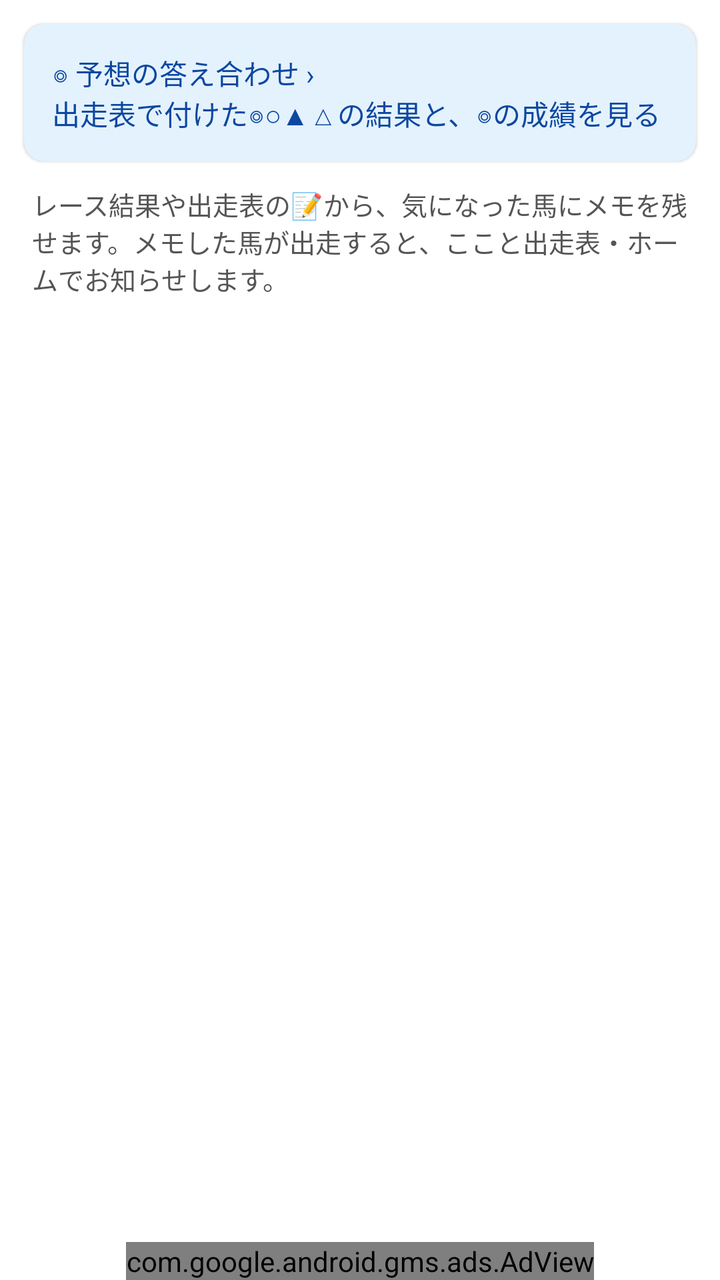
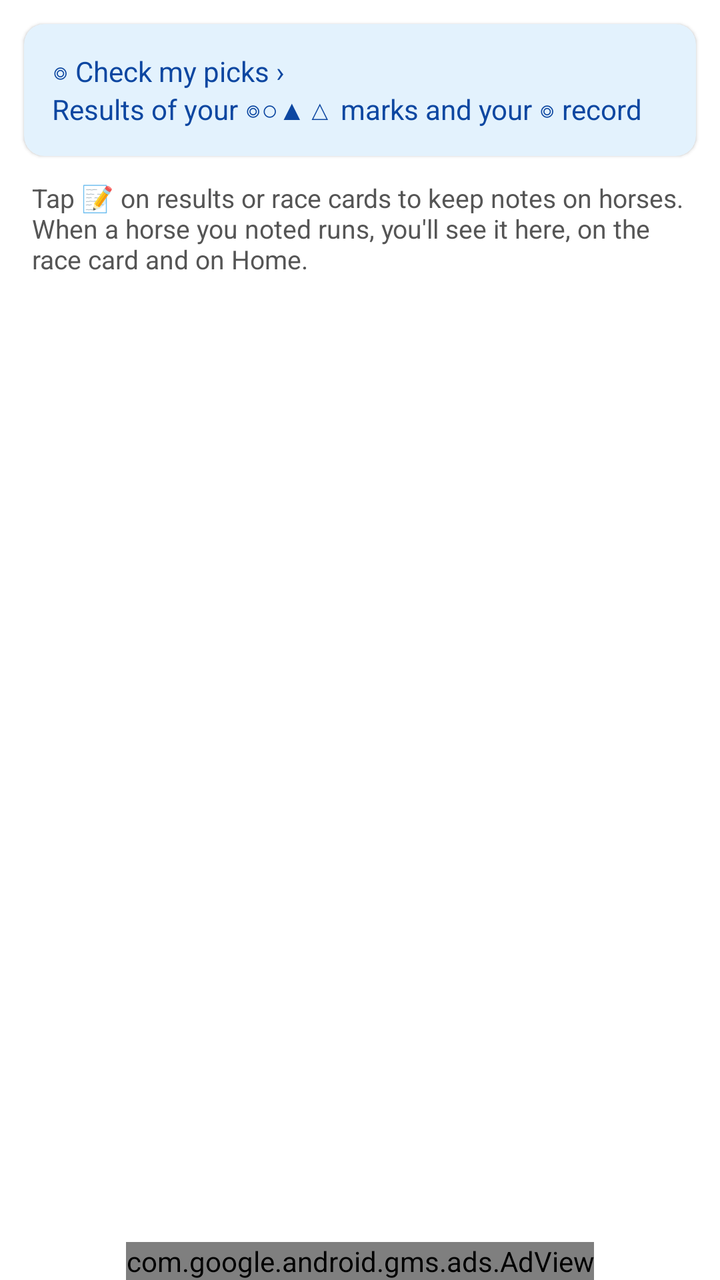

Screens rendered from an Android XML layout before and after an edit, with the pre-edit source and the edit as a unified diff.
<!-- AndroidManifest.xml: application theme Theme.MyApplication -->
<!-- res/layout/fragment_horse_memos.xml -->
<?xml version="1.0" encoding="utf-8"?>
<LinearLayout xmlns:android="http://schemas.android.com/apk/res/android"
    xmlns:app="http://schemas.android.com/apk/res-auto"
    xmlns:tools="http://schemas.android.com/tools"
    android:layout_width="match_parent"
    android:layout_height="match_parent"
    android:orientation="vertical"
    tools:context="com.tktkcompany.kakoRaceKeiba.ui.horsememo.HorseMemoListFragment">

    
    <com.google.android.material.card.MaterialCardView
        android:id="@+id/card_open_predictions"
        android:layout_width="match_parent"
        android:layout_height="wrap_content"
        android:layout_marginHorizontal="12dp"
        android:layout_marginTop="12dp"
        android:clickable="true"
        android:focusable="true"
        app:cardBackgroundColor="#E3F2FD"
        app:cardCornerRadius="10dp"
        app:cardElevation="1dp">

        <TextView
            android:layout_width="match_parent"
            android:layout_height="wrap_content"
            android:padding="14dp"
            android:text="◎ 予想の答え合わせ ›\n出走表で付けた◎○▲△の結果と、◎の成績を見る"
            android:textColor="#0D47A1"
            android:textSize="14sp" />
    </com.google.android.material.card.MaterialCardView>

    
    <TextView
        android:id="@+id/text_memo_lead"
        android:layout_width="match_parent"
        android:layout_height="wrap_content"
        android:layout_marginHorizontal="16dp"
        android:layout_marginTop="12dp"
        android:text="レース結果や出走表の📝から、気になった馬にメモを残せます。メモした馬が出走すると、ここと出走表・ホームでお知らせします。"
        android:textColor="#555555"
        android:textSize="13sp" />

    <FrameLayout
        android:layout_width="match_parent"
        android:layout_height="0dp"
        android:layout_marginTop="8dp"
        android:layout_weight="1">

        <androidx.recyclerview.widget.RecyclerView
            android:id="@+id/recycler_horse_memos"
            android:layout_width="match_parent"
            android:layout_height="match_parent"
            android:clipToPadding="false"
            android:paddingBottom="8dp" />

        <ProgressBar
            android:id="@+id/progress_horse_memos"
            android:layout_width="wrap_content"
            android:layout_height="wrap_content"
            android:layout_gravity="center"
            android:visibility="gone" />

        <TextView
            android:id="@+id/text_horse_memos_empty"
            android:layout_width="match_parent"
            android:layout_height="wrap_content"
            android:layout_gravity="center"
            android:gravity="center"
            android:padding="24dp"
            android:textColor="#777777"
            android:textSize="14sp"
            android:visibility="gone" />
    </FrameLayout>

    <com.google.android.gms.ads.AdView
        android:id="@+id/adView"
        android:layout_width="wrap_content"
        android:layout_height="wrap_content"
        android:layout_gravity="center"
        app:adSize="BANNER"
        app:adUnitId="ca-app-pub-4855274440005459/8405629625" />

</LinearLayout>
<!-- resources referenced by this layout -->
<resources>
  <style name="Theme.MyApplication" parent="Theme.MaterialComponents.DayNight.DarkActionBar">
          
          <item name="colorPrimary">@color/green</item>
          <item name="colorPrimaryVariant">@color/green</item>
          <item name="colorOnPrimary">@color/tyairo</item>
          
          <item name="colorSecondary">@color/teal_200</item>
          <item name="colorSecondaryVariant">@color/teal_700</item>
          <item name="colorOnSecondary">@color/black</item>
          
          <item name="android:statusBarColor">?attr/colorPrimaryVariant</item>
          <item name="android:windowLayoutInDisplayCutoutMode">always</item>
          
      </style>
  <color name="green">#4CAF50</color>
  <color name="tyairo">#8B4513</color>
  <color name="teal_200">#FF03DAC5</color>
  <color name="teal_700">#FF018786</color>
  <color name="black">#FF000000</color>
</resources>

<!-- the commit's change to res/layout/fragment_horse_memos.xml (unified diff, before → after) -->
@@ -24,7 +24,7 @@
             android:layout_width="match_parent"
             android:layout_height="wrap_content"
             android:padding="14dp"
-            android:text="◎ 予想の答え合わせ ›\n出走表で付けた◎○▲△の結果と、◎の成績を見る"
+            android:text="@string/open_predictions_card"
             android:textColor="#0D47A1"
             android:textSize="14sp" />
     </com.google.android.material.card.MaterialCardView>
@@ -36,7 +36,7 @@
         android:layout_height="wrap_content"
         android:layout_marginHorizontal="16dp"
         android:layout_marginTop="12dp"
-        android:text="レース結果や出走表の📝から、気になった馬にメモを残せます。メモした馬が出走すると、ここと出走表・ホームでお知らせします。"
+        android:text="@string/memo_lead"
         android:textColor="#555555"
         android:textSize="13sp" />
 
<!-- resource entries referenced after the edit -->
@@ -1,5 +1,7 @@
 <!-- resources referenced by this layout -->
 <resources>
+  <string name="memo_lead">Tap 📝 on results or race cards to keep notes on horses. When a horse you noted runs, you\'ll see it here, on the race card and on Home.</string>
+  <string name="open_predictions_card">◎ Check my picks ›\nResults of your ◎○▲△ marks and your ◎ record</string>
   <style name="Theme.MyApplication" parent="Theme.MaterialComponents.DayNight.DarkActionBar">
           
           <item name="colorPrimary">@color/green</item>
